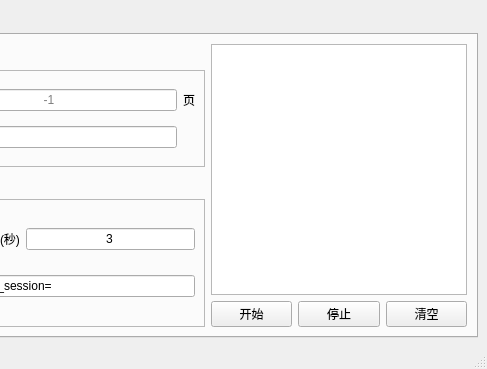
Above: ui/darkeye.ui from r4b3rt/DarkEye before the change; both pictures show x 271 to 758 and y 0 to 369 of the 758 by 369 pixel window. Below: the same form after it.
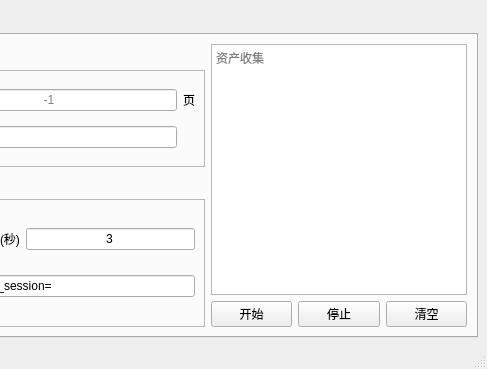
That is the form after the change. The open tabs and pages were chosen to show the change.

Patch:
```diff
--- a/ui/darkeye.ui
+++ b/ui/darkeye.ui
@@ -50,7 +50,10 @@
         <item row="0" column="1" rowspan="4" colspan="3">
          <widget class="QTextEdit" name="fofa_log">
           <property name="readOnly">
-           <bool>true</bool>
+           <bool>false</bool>
+          </property>
+          <property name="placeholderText">
+           <string>资产收集</string>
           </property>
          </widget>
         </item>
```
Left out of the diff: 13 changed lines with no effect on the pictures.
